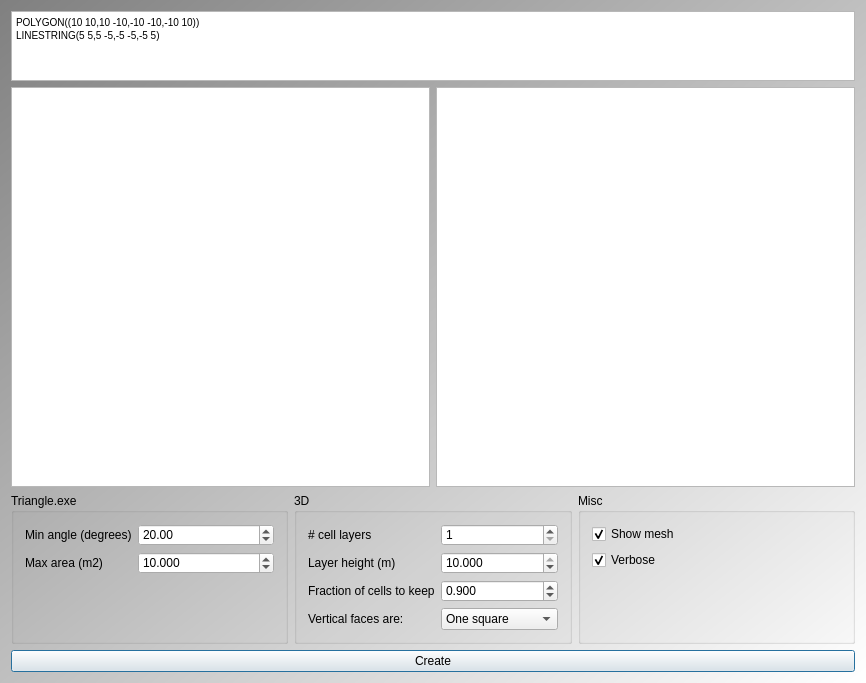
Qt form Tools/ToolTriangleMeshCreator/qttrianglemeshcreatormaindialog.ui (richelbilderbeek/ProjectRichelBilderbeek) before a commit.
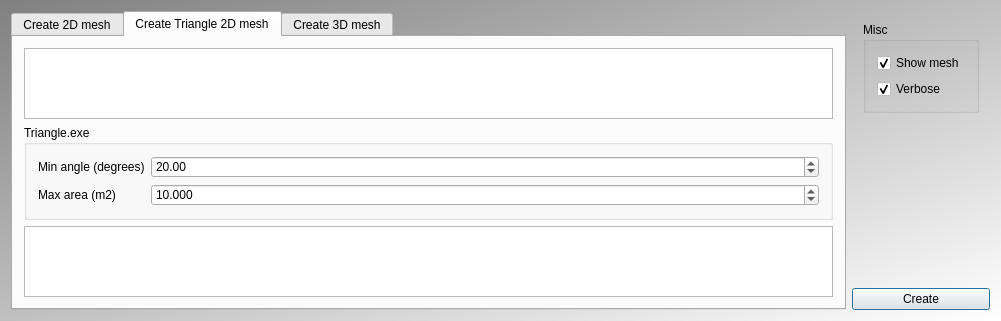
The same form after that commit. The open tabs and pages were chosen to show the change. Icons and pictures are not drawn. Custom widgets are drawn as their Qt base class.

Patch:
```diff
--- a/Tools/ToolTriangleMeshCreator/qttrianglemeshcreatormaindialog.ui
+++ b/Tools/ToolTriangleMeshCreator/qttrianglemeshcreatormaindialog.ui
@@ -9,8 +9,8 @@
    <rect>
     <x>0</x>
     <y>0</y>
-    <width>866</width>
-    <height>667</height>
+    <width>1001</width>
+    <height>298</height>
    </rect>
   </property>
   <property name="sizePolicy">
@@ -40,7 +40,24 @@
 
 </string>
   </property>
-  <layout class="QVBoxLayout" name="verticalLayout">
+  <layout class="QGridLayout" name="gridLayout_2">
+   <item row="0" column="0" rowspan="2">
+    <widget class="QTabWidget" name="tabWidget">
+     <property name="currentIndex">
+      <number>0</number>
+     </property>
+     <widget class="QWidget" name="tab_create_shapes">
+      <attribute name="title">
+       <string>Create 2D mesh</string>
+      </attribute>
+      <layout class="QVBoxLayout" name="verticalLayout_2">
+       <item>
+        <widget class="QLabel" name="label">
+         <property name="text">
+          <string>Type WKT here</string>
+         </property>
+        </widget>
+       </item>
    <item>
     <widget class="QPlainTextEdit" name="edit_wkt">
      <property name="sizePolicy">
@@ -58,43 +75,32 @@
     </widget>
    </item>
    <item>
-    <layout class="QHBoxLayout" name="horizontalLayout">
-     <item>
-      <widget class="ribi::QtNavigationableGraphicsView" name="view">
+        <widget class="ribi::QtNavigationableGraphicsView" name="view_shapes_1">
        <property name="sizePolicy">
         <sizepolicy hsizetype="Expanding" vsizetype="Expanding">
          <horstretch>0</horstretch>
          <verstretch>3</verstretch>
         </sizepolicy>
-       </property>
-       <property name="minimumSize">
-        <size>
-         <width>0</width>
-         <height>400</height>
-        </size>
-       </property>
-      </widget>
-     </item>
-     <item>
-      <widget class="ribi::QtNavigationableGraphicsView" name="view_triangle_mesh">
-       <property name="sizePolicy">
-        <sizepolicy hsizetype="Expanding" vsizetype="Expanding">
-         <horstretch>0</horstretch>
-         <verstretch>3</verstretch>
-        </sizepolicy>
-       </property>
-       <property name="minimumSize">
-        <size>
-         <width>0</width>
-         <height>400</height>
-        </size>
        </property>
       </widget>
      </item>
     </layout>
-   </item>
+     </widget>
+     <widget class="QWidget" name="tab_create_triangle_mesh">
+      <attribute name="title">
+       <string>Create Triangle 2D mesh</string>
+      </attribute>
+      <layout class="QVBoxLayout" name="verticalLayout_3">
    <item>
-    <layout class="QHBoxLayout" name="horizontalLayout_2">
+        <widget class="ribi::QtNavigationableGraphicsView" name="view_shapes_2">
+         <property name="sizePolicy">
+          <sizepolicy hsizetype="Expanding" vsizetype="Expanding">
+           <horstretch>0</horstretch>
+           <verstretch>3</verstretch>
+          </sizepolicy>
+         </property>
+        </widget>
+       </item>
      <item>
       <widget class="QGroupBox" name="box_parameters">
        <property name="title">
@@ -142,6 +148,33 @@
       </widget>
      </item>
      <item>
+        <widget class="ribi::QtNavigationableGraphicsView" name="view_triangle_mesh_2">
+         <property name="sizePolicy">
+          <sizepolicy hsizetype="Expanding" vsizetype="Expanding">
+           <horstretch>0</horstretch>
+           <verstretch>3</verstretch>
+          </sizepolicy>
+         </property>
+        </widget>
+       </item>
+      </layout>
+     </widget>
+     <widget class="QWidget" name="tab">
+      <attribute name="title">
+       <string>Create 3D mesh</string>
+      </attribute>
+      <layout class="QVBoxLayout" name="verticalLayout_4">
+       <item>
+        <widget class="ribi::QtNavigationableGraphicsView" name="view_triangle_mesh">
+         <property name="sizePolicy">
+          <sizepolicy hsizetype="Expanding" vsizetype="Expanding">
+           <horstretch>0</horstretch>
+           <verstretch>3</verstretch>
+          </sizepolicy>
+         </property>
+        </widget>
+       </item>
+       <item>
       <widget class="QGroupBox" name="groupBox">
        <property name="title">
         <string>3D</string>
@@ -234,22 +267,22 @@
        </layout>
       </widget>
      </item>
+      </layout>
+     </widget>
+    </widget>
+   </item>
+   <item row="0" column="1">
+    <widget class="QWidget" name="widget" native="true">
+     <layout class="QVBoxLayout" name="verticalLayout">
      <item>
       <widget class="QGroupBox" name="groupBox_2">
        <property name="title">
         <string>Misc</string>
        </property>
        <layout class="QFormLayout" name="formLayout">
-        <item row="0" column="0">
-         <widget class="QCheckBox" name="check_show_mesh">
-          <property name="text">
-           <string>Show mesh</string>
-          </property>
-          <property name="checked">
-           <bool>true</bool>
-          </property>
-         </widget>
-        </item>
+         <property name="fieldGrowthPolicy">
+          <enum>QFormLayout::AllNonFixedFieldsGrow</enum>
+         </property>
         <item row="1" column="0">
          <widget class="QCheckBox" name="check_verbose">
           <property name="text">
@@ -260,12 +293,36 @@
           </property>
          </widget>
         </item>
-       </layout>
+         <item row="0" column="0">
+          <widget class="QCheckBox" name="check_show_mesh">
+           <property name="text">
+            <string>Show mesh</string>
+           </property>
+           <property name="checked">
+            <bool>true</bool>
+           </property>
       </widget>
      </item>
     </layout>
+       </widget>
    </item>
    <item>
+       <spacer name="verticalSpacer">
+        <property name="orientation">
+         <enum>Qt::Vertical</enum>
+        </property>
+        <property name="sizeHint" stdset="0">
+         <size>
+          <width>20</width>
+          <height>40</height>
+         </size>
+        </property>
+       </spacer>
+      </item>
+     </layout>
+    </widget>
+   </item>
+   <item row="1" column="1">
     <widget class="QPushButton" name="button_create">
      <property name="text">
       <string>Create</string>
@@ -273,6 +330,10 @@
     </widget>
    </item>
   </layout>
+  <zorder>widget</zorder>
+  <zorder>tabWidget</zorder>
+  <zorder>button_create</zorder>
+  <zorder>check_show_mesh</zorder>
  </widget>
  <layoutdefault spacing="6" margin="11"/>
  <customwidgets>
```
Lines whose indentation alone changed are shown as unchanged.
